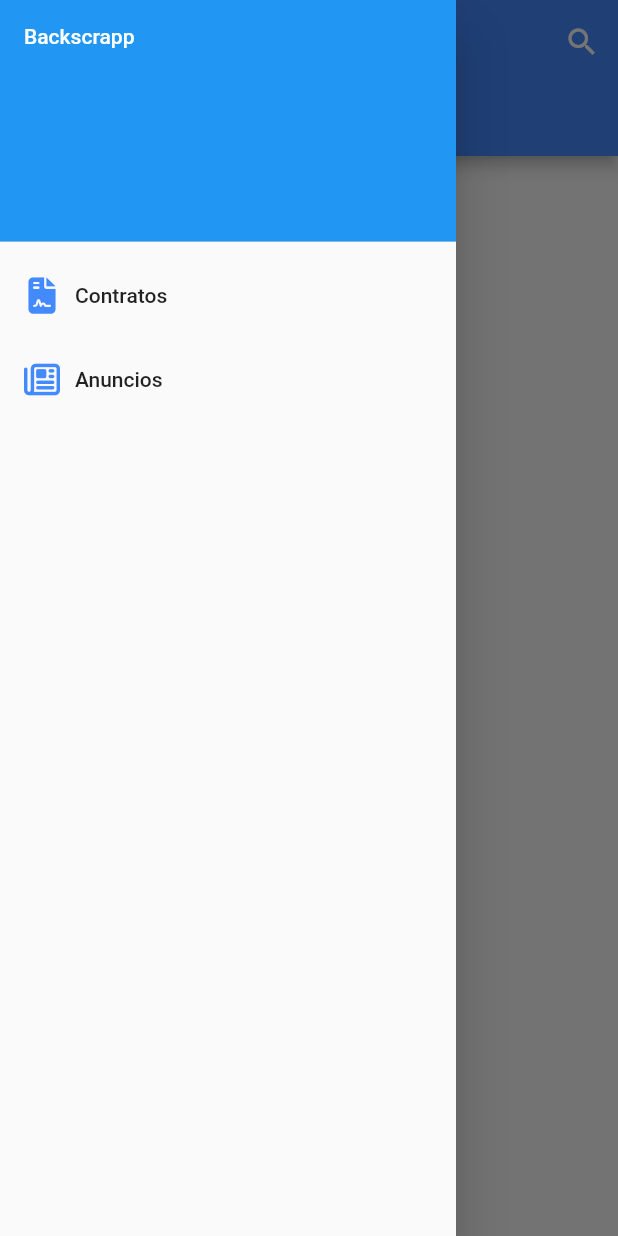
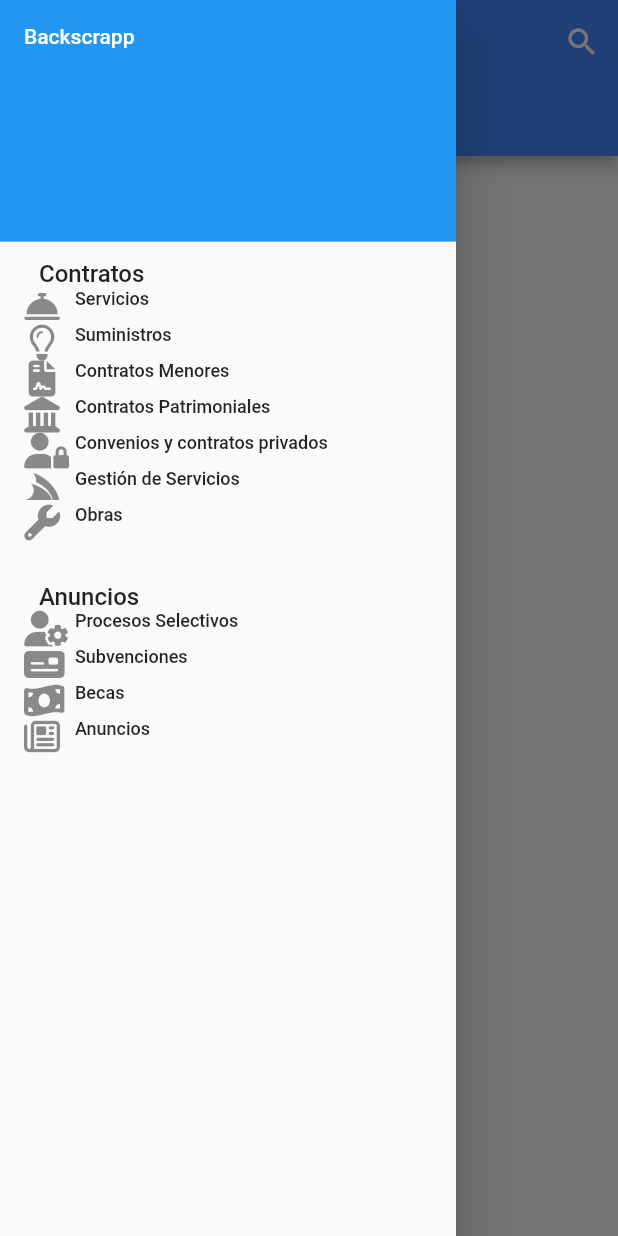
Before and after one commit to flachica/backscrapapp, a Flutter app: the ContentRoute screen opened directly with empty values, with the side drawer open, on a phone screen of 412 x 824 dp. Run offline on Flutter 3.47's test engine with Material 2 defaults, Android fonts, the phone set to English and light mode, and no system bars; our stand-ins replace font_awesome_flutter, rxdart; network calls fail.

Commit message:
[Added] Añado menú lateral pero sin funcionamiento

```diff
--- a/lib/src/ui/routes/content_route.dart
+++ b/lib/src/ui/routes/content_route.dart
@@ -1,6 +1,5 @@
 import 'package:flutter/material.dart';
 import 'package:backscrapapp/src/tools/metadata.dart';
-import 'package:font_awesome_flutter/font_awesome_flutter.dart';
 import 'package:backscrapapp/src/ui/widgets/list_items/contrato_item.dart';
 import 'package:backscrapapp/src/ui/widgets/list_items/anuncio_item.dart';
 import 'package:backscrapapp/src/models/pestanacontratante_model.dart';
@@ -187,7 +186,7 @@ class ContentRouteState extends State<ContentRoute> {
         body: TabBarView(
             children: contentTabs
         ),
-        drawer: DrawerApp(),
+        drawer: DrawerApp(contratantes: widget.contratantes, anuncios: widget.anuncios,),
       ),
     );
   }
--- a/lib/src/ui/widgets/drawer_list.dart
+++ b/lib/src/ui/widgets/drawer_list.dart
@@ -1,7 +1,14 @@
 import 'package:flutter/material.dart';
-import 'package:font_awesome_flutter/font_awesome_flutter.dart';
+import 'package:backscrapapp/src/models/pestanacontratante_model.dart';
+import 'package:backscrapapp/src/models/pestanaanuncio_model.dart';
+import 'package:backscrapapp/src/tools/metadata.dart';
 
 class DrawerApp extends StatelessWidget {
+  List<PestanaContratante> contratantes;
+  List<PestanaAnuncios> anuncios;
+  Tools tools = new Tools();
+  int index = 0;
+  DrawerApp({this.contratantes, this.anuncios});
 
   @override
   Widget build(BuildContext context) {
@@ -19,30 +26,37 @@ class DrawerApp extends StatelessWidget {
           ListTile(
             title: Row(
               children: <Widget>[
-                Icon(FontAwesomeIcons.fileContract, color: Colors.blueAccent,),
-                Padding(padding: EdgeInsets.only(left: 10), child: Text('Contratos'),)
+                Column(
+                  crossAxisAlignment: CrossAxisAlignment.start,
+                  children: <Widget>[
+                    Row(children: <Widget>[Padding(padding: EdgeInsets.only(left: 10), child: Text('Contratos', style: TextStyle(fontSize: 16),),)],),
+                    InkWell(child: Row(children: <Widget>[tools.iconContratoByIndex(0), Padding(padding: EdgeInsets.only(left: 10, bottom: 10), child: Text('Servicios', style: TextStyle(fontSize: 12)),)],), onTap: () => this.index = 2,),
+                    InkWell(child: Row(children: <Widget>[tools.iconContratoByIndex(1), Padding(padding: EdgeInsets.only(left: 10, bottom: 10), child: Text('Suministros', style: TextStyle(fontSize: 12)),)],), onTap: () => Navigator.pop(context),),
+                    InkWell(child: Row(children: <Widget>[tools.iconContratoByIndex(2), Padding(padding: EdgeInsets.only(left: 10, bottom: 10), child: Text('Contratos Menores', style: TextStyle(fontSize: 12)),)],), onTap: () => print('Servicios'),),
+                    InkWell(child: Row(children: <Widget>[tools.iconContratoByIndex(3), Padding(padding: EdgeInsets.only(left: 10, bottom: 10), child: Text('Contratos Patrimoniales', style: TextStyle(fontSize: 12)),)],), onTap: () => print('Servicios'),),
+                    InkWell(child: Row(children: <Widget>[tools.iconContratoByIndex(4), Padding(padding: EdgeInsets.only(left: 10, bottom: 10), child: Text('Convenios y contratos privados', style: TextStyle(fontSize: 12)),)],), onTap: () => print('Servicios'),),
+                    InkWell(child: Row(children: <Widget>[tools.iconContratoByIndex(5), Padding(padding: EdgeInsets.only(left: 10, bottom: 10), child: Text('Gestión de Servicios', style: TextStyle(fontSize: 12)),)],), onTap: () => print('Servicios'),),
+                    InkWell(child: Row(children: <Widget>[tools.iconContratoByIndex(6), Padding(padding: EdgeInsets.only(left: 10, bottom: 10), child: Text('Obras', style: TextStyle(fontSize: 12)),)],), onTap: () => print('Servicios'),),
+                  ],
+                ),
               ],
             ),
-            onTap: () {
-              // Update the state of the app
-              // ...
-              // Then close the drawer
-              Navigator.pop(context);
-            },
           ),
           ListTile(
             title: Row(
               children: <Widget>[
-                Icon(FontAwesomeIcons.newspaper, color: Colors.blueAccent,),
-                Padding(padding: EdgeInsets.only(left: 10), child: Text('Anuncios'),)
+                Column(
+                  crossAxisAlignment: CrossAxisAlignment.start,
+                  children: <Widget>[
+                    Row(children: <Widget>[Padding(padding: EdgeInsets.only(left: 10, top: 20), child: Text('Anuncios', style: TextStyle(fontSize: 16),),)],),
+                    Row(children: <Widget>[tools.iconAnuncioByIndex(0), Padding(padding: EdgeInsets.only(left: 10, bottom: 10), child: Text('Procesos Selectivos', style: TextStyle(fontSize: 12)),)],),
+                    Row(children: <Widget>[tools.iconAnuncioByIndex(1), Padding(padding: EdgeInsets.only(left: 10, bottom: 10), child: Text('Subvenciones', style: TextStyle(fontSize: 12)),)],),
+                    Row(children: <Widget>[tools.iconAnuncioByIndex(2), Padding(padding: EdgeInsets.only(left: 10, bottom: 10), child: Text('Becas', style: TextStyle(fontSize: 12)),)],),
+                    Row(children: <Widget>[tools.iconAnuncioByIndex(3), Padding(padding: EdgeInsets.only(left: 10, bottom: 10), child: Text('Anuncios', style: TextStyle(fontSize: 12)),)],),
+                  ],
+                ),
               ],
             ),
-            onTap: () {
-              // Update the state of the app
-              // ...
-              // Then close the drawer
-              Navigator.pop(context);
-            },
           ),
         ],
       ),
```
